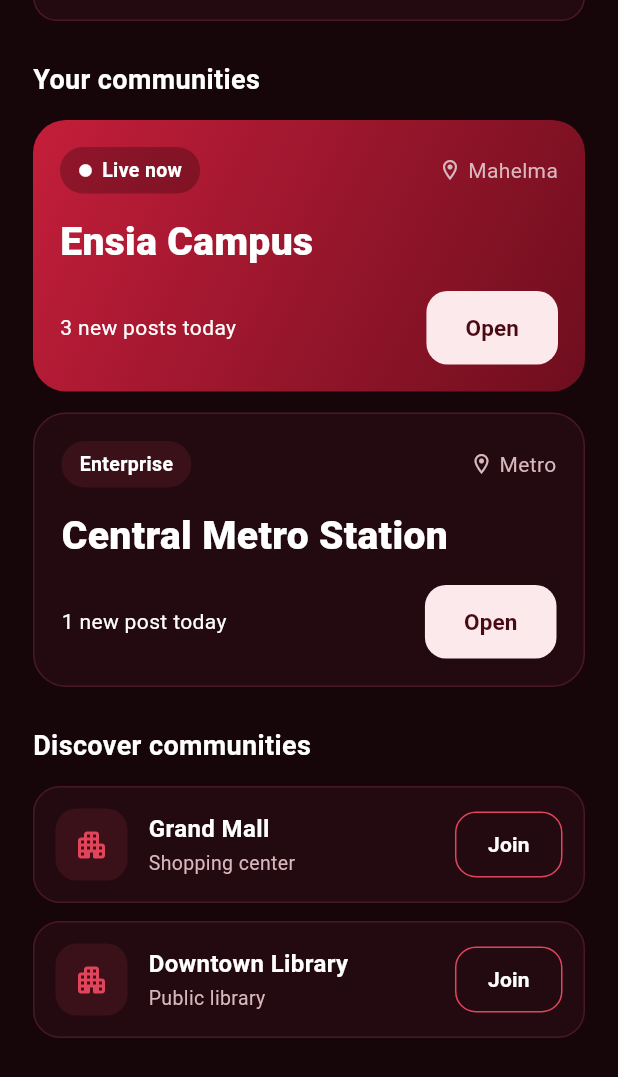
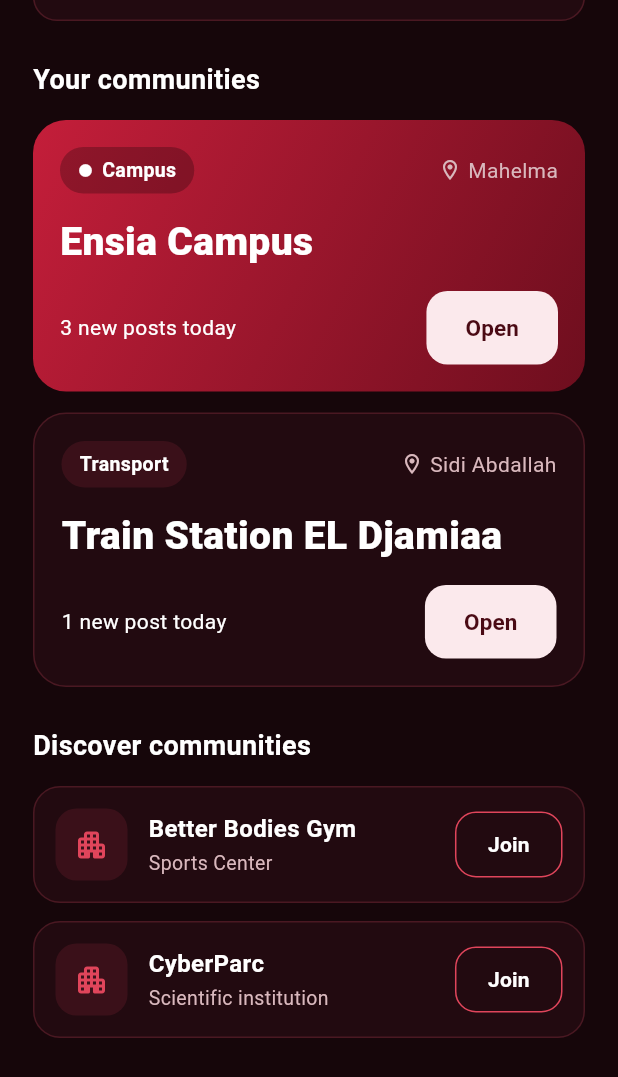
Before and after one commit to AYA837/Findy, a Flutter app: the screen it shows after launch, scrolled down 126 dp, on a phone screen of 412 x 824 dp. Shown: the top 1077 px of the screen. Run offline on Flutter 3.47's test engine with Material 3 defaults, Android fonts, the phone set to English and light mode, and no system bars.

Commit message:
modified HomePage.dart

```diff
--- a/lib/screens/home/homePage.dart
+++ b/lib/screens/home/homePage.dart
@@ -102,21 +102,21 @@ const List<JoinedCommunity> _sampleJoined = [
   JoinedCommunity(
     title: 'Ensia Campus',
     locationLabel: 'Mahelma',
-    badgeLabel: 'Live now',
+    badgeLabel: 'Campus',
     newPostsToday: 3,
     isHighlighted: true,
   ),
   JoinedCommunity(
-    title: 'Central Metro Station',
-    locationLabel: 'Metro',
-    badgeLabel: 'Enterprise',
+    title: 'Train Station EL Djamiaa',
+    locationLabel: 'Sidi Abdallah',
+    badgeLabel: 'Transport',
     newPostsToday: 1,
   ),
 ];
 
 const List<DiscoverCommunity> _sampleDiscover = [
-  DiscoverCommunity(name: 'Grand Mall', category: 'Shopping center'),
-  DiscoverCommunity(name: 'Downtown Library', category: 'Public library'),
+  DiscoverCommunity(name: 'Better Bodies Gym', category: 'Sports Center'),
+  DiscoverCommunity(name: 'CyberParc', category: 'Scientific institution'),
 ];
 
 // ============================================================================
```
